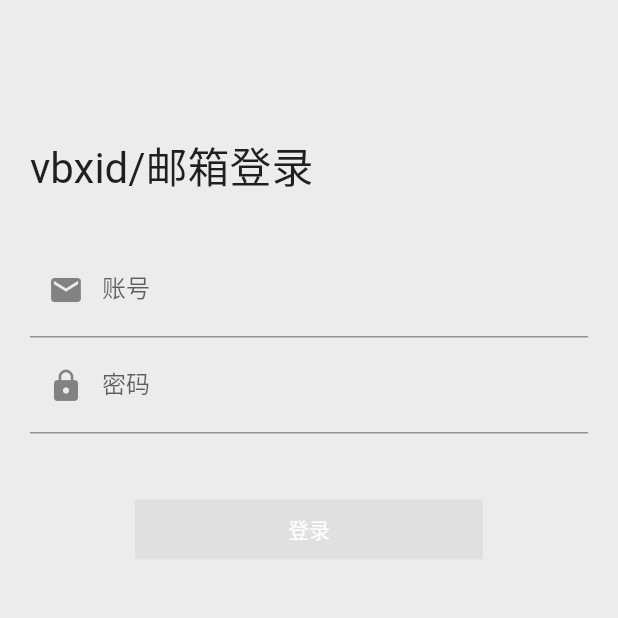
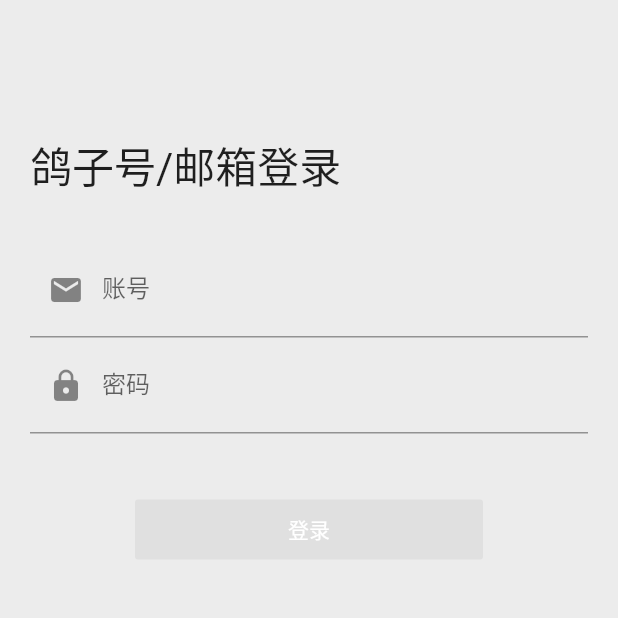
Before and after one commit to greensburst/d7d, a Flutter app: the screen it shows after launch, after a tap on "登录", on a phone screen of 412 x 824 dp, the top half of it. Run offline on Flutter 3.47's test engine with Material 2 defaults, Android fonts, the phone set to English and light mode, and no system bars; our stand-ins replace azlistview, badges, image_picker, shared_preferences, toast; missing offline and left inert: lpinyin.

Commit message:
登陆注册完成

```diff
--- a/lib/main.dart
+++ b/lib/main.dart
@@ -43,6 +43,7 @@ class _StateMyApp extends State<MyApp> {
                   setState(() {
                     _index = index;
                   });
+
                 },
                 type: BottomNavigationBarType.fixed,
                 fixedColor: Colors.green,
--- /dev/null
+++ b/lib/model/connection.dart
@@ -0,0 +1,2 @@
+const IpAddress = "192.168.31.104";
+const Port = 8888;
--- a/lib/model/protocol.dart
+++ b/lib/model/protocol.dart
@@ -69,3 +69,23 @@ class SignupInfo {
         'name': name,
       };
 }
+
+class SigninInfo {
+  String account;
+  String passwd;
+
+  SigninInfo({
+    this.account,
+    this.passwd,
+  });
+
+  SigninInfo.fromJson(Map<String, dynamic> json) {
+    account = json['account'];
+    passwd = json['passwd'];
+  }
+
+  Map<String, dynamic> toJson() => {
+        'account': account,
+        'passwd': passwd,
+      };
+}
--- a/lib/model/user.dart
+++ /dev/null
@@ -1,28 +0,0 @@
-class User {
-  String nickname;
-  String mail;
-  String password;
-  String vbxid;
-
-  User({
-    this.nickname,
-    this.mail,
-    this.password,
-    this.vbxid,
-  });
-
-  User.fromJson(Map<String, dynamic> json) {
-     nickname = json['nickname'];
-     mail = json['mail'];
-     password = json['password'];
-     vbxid = json['vbxid'];
-  }
-
-  Map<String, dynamic> toJson() =>
-    {
-      'nickname': nickname,
-      'mail': mail,
-      'password':password,
-      'vbxid':vbxid,
-    };
-}
--- a/lib/view/sign_in.dart
+++ b/lib/view/sign_in.dart
@@ -1,8 +1,10 @@
 import 'package:flutter/material.dart';
-import '../model/user.dart';
 import 'dart:io';
 import 'dart:convert';
 import 'package:shared_preferences/shared_preferences.dart';
+import 'package:vbx/model/connection.dart';
+import 'package:vbx/model/protocol.dart';
+import 'package:toast/toast.dart';
 
 class SignIn extends StatefulWidget {
   @override
@@ -10,36 +12,38 @@ class SignIn extends StatefulWidget {
 }
 
 class _SignInState extends State<SignIn> {
-  User u = User(
-    // vbxid: null,
-    mail: null,
-    // nickname: null,
-    password: null,
-  );
-
   save() async{
     SharedPreferences prefs = await SharedPreferences.getInstance();
     prefs.setString("islogin", "yes");
   }
 
-  _onsubmit(){
-    if(u.mail == "116@qq.com" && u.password == "123") {
-      save();
-      Navigator.of(context).pushNamedAndRemoveUntil('/home',(route) => route == null);
-    }
-    // Socket.connect("192.168.31.104", 8888).then((Socket socket) {
-    //   String signupinfo = json.encode(u.toJson());
-    //   socket.write(signupinfo);
-    //   socket.listen((res) {
-    //     if (utf8.decode(res) == "access") {
-    //       _signmanager();
-    //       Navigator.of(context).pushNamedAndRemoveUntil('/home',(route) => route == null);
-    //     } else {
-    //       print("账号或密码错误！");
-    //     }
-    //   });
-    //   socket.close();
-    // });
+  SigninInfo sinfo = SigninInfo();
+
+  _onsubmit() {
+    RequestPackage pkg = RequestPackage();
+    pkg.code = 1;
+    pkg.body = json.encode(sinfo.toJson());
+    Socket.connect(IpAddress, Port).then((Socket sock) {
+      String pkginfo = json.encode(pkg.toJson());
+      sock.write(pkginfo);
+      sock.listen((data){
+        Map resmap = json.decode(utf8.decode(data));
+        var res = new ResponsePackage.fromJson(resmap);
+        if(res.code == 200) {
+          Toast.show("登录成功!",context);
+          Future.delayed(Duration(seconds: 1), () {
+            Navigator.of(context).pushNamedAndRemoveUntil('/home',(route) => route == null);
+          });
+        } else if(res.code == 402) {
+          Toast.show("该账户不存在！",context);
+        } else if(res.code == 403) {
+          Toast.show("密码错误！",context);
+        } else if(res.code == 500) {
+          Toast.show("登陆失败！",context);
+        }
+      });
+      sock.close();
+    });
   }
 
   @override
@@ -54,7 +58,7 @@ class _SignInState extends State<SignIn> {
               width: double.infinity,
               margin: EdgeInsets.only(bottom: 30),
               child: Text(
-                "vbxid/邮箱登录",
+                "鸽子号/邮箱登录",
                 style: TextStyle(
                   fontSize: 28,
                 ),
@@ -64,13 +68,13 @@ class _SignInState extends State<SignIn> {
               // padding: EdgeInsets.only(left: 20, right: 20),
               child: TextField(
                 onChanged: (v) {
-                  u.mail = v;
+                  sinfo.account = v;
                 },
                 decoration: InputDecoration(
                   labelText: "账号",
                   prefixIcon: Icon(Icons.email),
-                  hintText: "请填写vbxid/邮箱",
-                  errorText: u.mail == "" ? "账号不能为空" : null,
+                  hintText: "请填写鸽子号/邮箱",
+                  errorText: sinfo.account == "" ? "账号不能为空" : null,
                 ),
               ),
             ),
@@ -79,14 +83,14 @@ class _SignInState extends State<SignIn> {
               child: TextField(
                 obscureText: true,
                 onChanged: (v) {
-                  u.password = v;
+                  sinfo.passwd = v;
                 },
                 decoration: InputDecoration(
                   focusColor: Colors.green,
                   labelText: "密码",
                   prefixIcon: Icon(Icons.lock),
                   hintText: "请填写密码",
-                  errorText: u.password == "" ? "密码不能为空" : null,
+                  errorText: sinfo.passwd == "" ? "密码不能为空" : null,
                 ),
               ),
             ),
@@ -100,10 +104,10 @@ class _SignInState extends State<SignIn> {
                   alignment: Alignment.center),
               disabledColor: Color.fromRGBO(224, 224, 224, 1),
               disabledTextColor: Color.fromRGBO(180, 180, 180, 1),
-              onPressed: u.mail != null &&
-                      u.password != null &&
-                      u.mail != "" &&
-                      u.password != ""
+              onPressed: sinfo.account != null &&
+                      sinfo.passwd != null &&
+                      sinfo.account != "" &&
+                      sinfo.passwd != ""
                   ? _onsubmit
                   : null,
             ),
```
Also changed, not shown: lib/view/sign_up.dart (+4 -3 lines), 1 other file.
